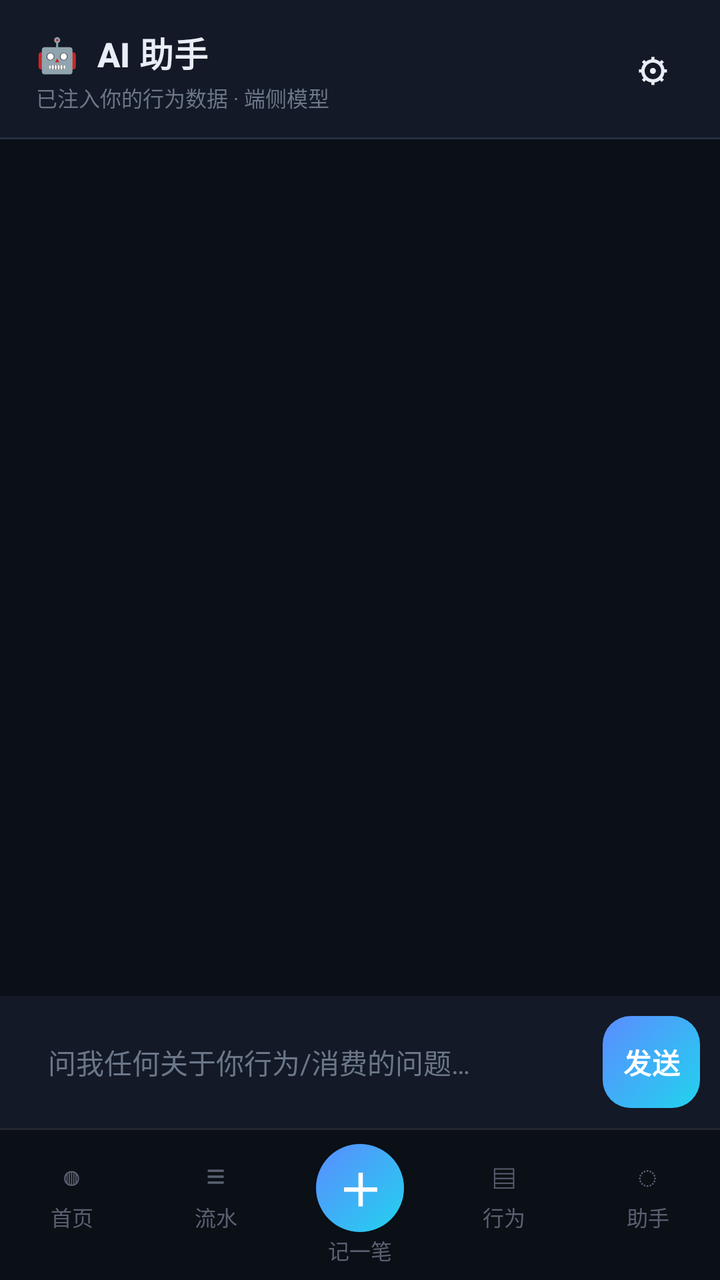
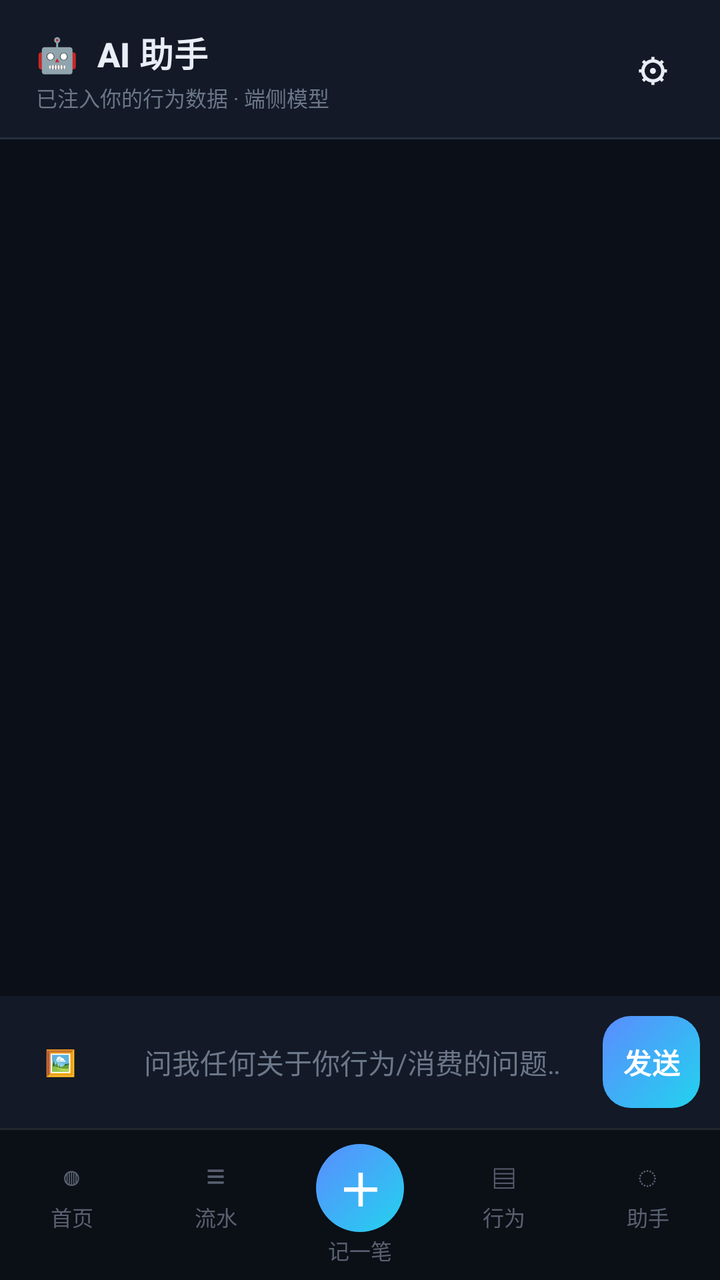

Compare the two renders of this Android layout. The source of the first and the diff that turns it into the second are given below.
<!-- AndroidManifest.xml: application theme Theme.Trace -->
<!-- res/layout/activity_chat.xml -->
<?xml version="1.0" encoding="utf-8"?>
<LinearLayout xmlns:android="http://schemas.android.com/apk/res/android"
    android:layout_width="match_parent"
    android:layout_height="match_parent"
    android:orientation="vertical"
    android:background="?android:attr/colorBackground"
    android:fitsSystemWindows="true">

    
    <LinearLayout
        android:layout_width="match_parent"
        android:layout_height="wrap_content"
        android:orientation="horizontal"
        android:gravity="center_vertical"
        android:background="?attr/colorSurface"
        android:paddingStart="18dp"
        android:paddingEnd="12dp"
        android:paddingTop="14dp"
        android:paddingBottom="12dp">

        <LinearLayout
            android:layout_width="0dp"
            android:layout_height="wrap_content"
            android:layout_weight="1"
            android:orientation="vertical">

            <TextView
                android:layout_width="wrap_content"
                android:layout_height="wrap_content"
                style="@style/Text.Trace.Section"
                android:text="🤖  AI 助手" />

            <TextView
                android:id="@+id/tvChatSubtitle"
                android:layout_width="wrap_content"
                android:layout_height="wrap_content"
                android:text="已注入你的行为数据 · 端侧模型"
                android:textSize="10.5sp"
                android:layout_marginTop="2dp"
                android:textColor="@color/text_3" />
        </LinearLayout>

        <Button
            android:id="@+id/btnChatSettings"
            style="@style/Widget.Trace.Button.Tonal"
            android:layout_width="44dp"
            android:layout_height="40dp"
            android:text="⚙"
            android:textSize="16sp" />
    </LinearLayout>

    <View
        android:layout_width="match_parent"
        android:layout_height="1dp"
        android:background="@color/outline" />

    
    <ScrollView
        android:id="@+id/chatScroll"
        android:layout_width="match_parent"
        android:layout_height="0dp"
        android:layout_weight="1"
        android:fillViewport="true">

        <LinearLayout
            android:id="@+id/chatContainer"
            android:layout_width="match_parent"
            android:layout_height="wrap_content"
            android:orientation="vertical"
            android:padding="14dp" />
    </ScrollView>

    
    <LinearLayout
        android:layout_width="match_parent"
        android:layout_height="wrap_content"
        android:orientation="horizontal"
        android:background="?attr/colorSurface"
        android:padding="10dp"
        android:gravity="center_vertical">

        <EditText
            android:id="@+id/chatInput"
            android:layout_width="0dp"
            android:layout_height="46dp"
            android:layout_weight="1"
            android:hint="问我任何关于你行为/消费的问题…"
            android:textSize="14sp"
            android:textColor="@color/text"
            android:textColorHint="@color/text_3"
            android:background="@drawable/bubble_ai"
            android:paddingStart="14dp"
            android:paddingEnd="14dp"
            android:maxLines="1"
            android:inputType="text" />

        <Button
            android:id="@+id/btnSend"
            style="@style/Widget.Trace.Button.Primary"
            android:layout_width="wrap_content"
            android:layout_height="46dp"
            android:text="发送"
            android:layout_marginStart="8dp" />
    </LinearLayout>

    <include layout="@layout/view_bottom_nav" />
</LinearLayout>
<!-- res/layout/view_bottom_nav.xml (included above) -->
<?xml version="1.0" encoding="utf-8"?>
<LinearLayout xmlns:android="http://schemas.android.com/apk/res/android"
    android:layout_width="match_parent"
    android:layout_height="wrap_content"
    android:orientation="vertical"
    android:background="@color/nav_bg">

    <View
        android:layout_width="match_parent"
        android:layout_height="1dp"
        android:background="@color/glass_stroke" />

    <LinearLayout
        android:layout_width="match_parent"
        android:layout_height="wrap_content"
        android:orientation="horizontal"
        android:paddingTop="7dp"
        android:paddingBottom="7dp">

        <LinearLayout
            android:id="@+id/navHome"
            android:layout_width="0dp"
            android:layout_height="wrap_content"
            android:layout_weight="1"
            android:orientation="vertical"
            android:gravity="center"
            android:paddingTop="4dp"
            android:paddingBottom="4dp"
            android:clickable="true"
            android:focusable="true"
            android:background="?attr/selectableItemBackgroundBorderless">

            <TextView
                android:id="@+id/tvNavHomeIcon"
                android:layout_width="wrap_content"
                android:layout_height="wrap_content"
                android:text="◍"
                android:textSize="17sp"
                android:textColor="@color/nav_idle" />

            <TextView
                android:id="@+id/tvNavHomeLabel"
                android:layout_width="wrap_content"
                android:layout_height="wrap_content"
                android:text="首页"
                android:textSize="10.5sp"
                android:layout_marginTop="1dp"
                android:textColor="@color/nav_idle" />
        </LinearLayout>

        <LinearLayout
            android:id="@+id/navRecords"
            android:layout_width="0dp"
            android:layout_height="wrap_content"
            android:layout_weight="1"
            android:orientation="vertical"
            android:gravity="center"
            android:paddingTop="4dp"
            android:paddingBottom="4dp"
            android:clickable="true"
            android:focusable="true"
            android:background="?attr/selectableItemBackgroundBorderless">

            <TextView
                android:id="@+id/tvNavRecordsIcon"
                android:layout_width="wrap_content"
                android:layout_height="wrap_content"
                android:text="≡"
                android:textSize="17sp"
                android:textColor="@color/nav_idle" />

            <TextView
                android:id="@+id/tvNavRecordsLabel"
                android:layout_width="wrap_content"
                android:layout_height="wrap_content"
                android:text="流水"
                android:textSize="10.5sp"
                android:layout_marginTop="1dp"
                android:textColor="@color/nav_idle" />
        </LinearLayout>

        <LinearLayout
            android:id="@+id/navAdd"
            android:layout_width="0dp"
            android:layout_height="wrap_content"
            android:layout_weight="1"
            android:orientation="vertical"
            android:gravity="center"
            android:clickable="true"
            android:focusable="true"
            android:background="?attr/selectableItemBackgroundBorderless">

            <TextView
                android:layout_width="44dp"
                android:layout_height="44dp"
                android:background="@drawable/bg_nav_center"
                android:gravity="center"
                android:text="＋"
                android:textSize="22sp"
                android:textStyle="bold"
                android:textColor="@color/on_brand" />

            <TextView
                android:id="@+id/tvNavAddLabel"
                android:layout_width="wrap_content"
                android:layout_height="wrap_content"
                android:text="记一笔"
                android:textSize="10.5sp"
                android:layout_marginTop="1dp"
                android:textColor="@color/nav_idle" />
        </LinearLayout>

        <LinearLayout
            android:id="@+id/navBehavior"
            android:layout_width="0dp"
            android:layout_height="wrap_content"
            android:layout_weight="1"
            android:orientation="vertical"
            android:gravity="center"
            android:paddingTop="4dp"
            android:paddingBottom="4dp"
            android:clickable="true"
            android:focusable="true"
            android:background="?attr/selectableItemBackgroundBorderless">

            <TextView
                android:id="@+id/tvNavBehaviorIcon"
                android:layout_width="wrap_content"
                android:layout_height="wrap_content"
                android:text="▤"
                android:textSize="17sp"
                android:textColor="@color/nav_idle" />

            <TextView
                android:id="@+id/tvNavBehaviorLabel"
                android:layout_width="wrap_content"
                android:layout_height="wrap_content"
                android:text="行为"
                android:textSize="10.5sp"
                android:layout_marginTop="1dp"
                android:textColor="@color/nav_idle" />
        </LinearLayout>

        <LinearLayout
            android:id="@+id/navChat"
            android:layout_width="0dp"
            android:layout_height="wrap_content"
            android:layout_weight="1"
            android:orientation="vertical"
            android:gravity="center"
            android:paddingTop="4dp"
            android:paddingBottom="4dp"
            android:clickable="true"
            android:focusable="true"
            android:background="?attr/selectableItemBackgroundBorderless">

            <TextView
                android:id="@+id/tvNavChatIcon"
                android:layout_width="wrap_content"
                android:layout_height="wrap_content"
                android:text="◌"
                android:textSize="17sp"
                android:textColor="@color/nav_idle" />

            <TextView
                android:id="@+id/tvNavChatLabel"
                android:layout_width="wrap_content"
                android:layout_height="wrap_content"
                android:text="助手"
                android:textSize="10.5sp"
                android:layout_marginTop="1dp"
                android:textColor="@color/nav_idle" />
        </LinearLayout>
    </LinearLayout>
</LinearLayout>
<!-- resources referenced by this layout -->
<resources>
  <color name="glass_stroke">#1AFFFFFF</color>
  <color name="nav_bg">#F20B0F17</color>
  <color name="nav_idle">#8A9AA6BC</color>
  <color name="on_brand">#FFFFFF</color>
  <color name="outline">#263041</color>
  <color name="text">#E9EDF7</color>
  <color name="text_3">#6B7789</color>
  <!-- drawable bg_nav_center (drawable) -->
  <?xml version="1.0" encoding="utf-8"?>
  <shape xmlns:android="http://schemas.android.com/apk/res/android" android:shape="oval">
      <gradient
          android:angle="135"
          android:startColor="@color/accent"
          android:endColor="@color/accent_2"
          android:type="linear" />
      <size android:width="44dp" android:height="44dp" />
  </shape>
  <!-- drawable bubble_ai (drawable) -->
  <?xml version="1.0" encoding="utf-8"?>
  <shape xmlns:android="http://schemas.android.com/apk/res/android">
      <solid android:color="@color/surface"/>
      <corners android:radius="16dp" android:topLeftRadius="4dp"/>
  </shape>
  <style name="Text.Trace.Section" parent="TextAppearance.Material3.TitleSmall">
          <item name="android:textSize">17sp</item>
          <item name="android:textStyle">bold</item>
          <item name="android:letterSpacing">0.01</item>
          <item name="android:textColor">@color/text</item>
      </style>
  <color name="accent">#22D3EE</color>
  <color name="accent_2">#5B8CFF</color>
  <color name="surface">#131926</color>
  <!-- drawable bg_cta (drawable) -->
  <?xml version="1.0" encoding="utf-8"?>
  <shape xmlns:android="http://schemas.android.com/apk/res/android" android:shape="rectangle">
      <gradient
          android:angle="135"
          android:startColor="@color/accent"
          android:endColor="@color/accent_2"
          android:type="linear" />
      <corners android:radius="14dp" />
  </shape>
  <color name="glass_strong">#17FFFFFF</color>
  <color name="brand_500">#4C8DFF</color>
  <color name="brand_container">#16273F</color>
  <color name="on_brand_container">#9CC6FF</color>
  <color name="amber_500">#FFB86B</color>
  <color name="amber_container">#3A2A12</color>
  <color name="on_amber_container">#FFD9A8</color>
  <color name="bg">#0B0F17</color>
  <color name="surface_variant">#1B2231</color>
  <color name="text_2">#9AA6BC</color>
  <style name="Widget.Trace.Card" parent="Widget.Material3.CardView.Outlined">
          <item name="cardBackgroundColor">@color/glass</item>
          <item name="cardCornerRadius">18dp</item>
          <item name="cardElevation">0dp</item>
          <item name="strokeColor">@color/glass_stroke</item>
          <item name="strokeWidth">1dp</item>
          <item name="cardPreventCornerOverlap">true</item>
          <item name="cardUseCompatPadding">false</item>
      </style>
  <color name="glass">#0FFFFFFF</color>
  <!-- unchanged entries left out for length: 3 -->
</resources>

<!-- the commit's change to res/layout/activity_chat.xml (unified diff, before → after) -->
@@ -74,33 +74,86 @@
     <LinearLayout
         android:layout_width="match_parent"
         android:layout_height="wrap_content"
-        android:orientation="horizontal"
+        android:orientation="vertical"
         android:background="?attr/colorSurface"
-        android:padding="10dp"
-        android:gravity="center_vertical">
-
-        <EditText
-            android:id="@+id/chatInput"
-            android:layout_width="0dp"
-            android:layout_height="46dp"
-            android:layout_weight="1"
-            android:hint="问我任何关于你行为/消费的问题…"
-            android:textSize="14sp"
-            android:textColor="@color/text"
-            android:textColorHint="@color/text_3"
-            android:background="@drawable/bubble_ai"
-            android:paddingStart="14dp"
-            android:paddingEnd="14dp"
-            android:maxLines="1"
-            android:inputType="text" />
-
-        <Button
-            android:id="@+id/btnSend"
-            style="@style/Widget.Trace.Button.Primary"
-            android:layout_width="wrap_content"
-            android:layout_height="46dp"
-            android:text="发送"
-            android:layout_marginStart="8dp" />
+        android:padding="10dp">
+
+        
+        <LinearLayout
+            android:id="@+id/attachBar"
+            android:layout_width="match_parent"
+            android:layout_height="wrap_content"
+            android:orientation="horizontal"
+            android:gravity="center_vertical"
+            android:paddingBottom="8dp"
+            android:visibility="gone">
+
+            <ImageView
+                android:id="@+id/attachThumb"
+                android:layout_width="56dp"
+                android:layout_height="56dp"
+                android:background="@drawable/bg_inset"
+                android:scaleType="centerCrop"
+                android:contentDescription="待发送的图片" />
+
+            <TextView
+                android:id="@+id/attachHint"
+                style="@style/Text.Trace.Meta"
+                android:layout_width="0dp"
+                android:layout_height="wrap_content"
+                android:layout_weight="1"
+                android:layout_marginStart="10dp"
+                android:text="带图提问会交给视觉模型看图（数据不出手机）" />
+
+            <Button
+                android:id="@+id/btnAttachClear"
+                style="@style/Widget.Trace.Button.Tonal"
+                android:layout_width="wrap_content"
+                android:layout_height="36dp"
+                android:minWidth="0dp"
+                android:text="✕" />
+        </LinearLayout>
+
+        <LinearLayout
+            android:layout_width="match_parent"
+            android:layout_height="wrap_content"
+            android:orientation="horizontal"
+            android:gravity="center_vertical">
+
+            <Button
+                android:id="@+id/btnAttach"
+                style="@style/Widget.Trace.Button.Tonal"
+                android:layout_width="wrap_content"
+                android:layout_height="46dp"
+                android:minWidth="0dp"
+                android:paddingStart="12dp"
+                android:paddingEnd="12dp"
+                android:text="🖼" />
+
+            <EditText
+                android:id="@+id/chatInput"
+                android:layout_width="0dp"
+                android:layout_height="46dp"
+                android:layout_weight="1"
+                android:layout_marginStart="8dp"
+                android:hint="问我任何关于你行为/消费的问题…（可带一张图）"
+                android:textSize="14sp"
+                android:textColor="@color/text"
+                android:textColorHint="@color/text_3"
+                android:background="@drawable/bubble_ai"
+                android:paddingStart="14dp"
+                android:paddingEnd="14dp"
+                android:maxLines="1"
+                android:inputType="text" />
+
+            <Button
+                android:id="@+id/btnSend"
+                style="@style/Widget.Trace.Button.Primary"
+                android:layout_width="wrap_content"
+                android:layout_height="46dp"
+                android:text="发送"
+                android:layout_marginStart="8dp" />
+        </LinearLayout>
     </LinearLayout>
 
     <include layout="@layout/view_bottom_nav" />
<!-- resource entries referenced after the edit -->
@@ -7,6 +7,12 @@
   <color name="outline">#263041</color>
   <color name="text">#E9EDF7</color>
   <color name="text_3">#6B7789</color>
+  <!-- drawable bg_inset (drawable) -->
+  <?xml version="1.0" encoding="utf-8"?>
+  <shape xmlns:android="http://schemas.android.com/apk/res/android" android:shape="rectangle">
+      <solid android:color="@color/surface_variant" />
+      <corners android:radius="12dp" />
+  </shape>
   <!-- drawable bg_nav_center (drawable) -->
   <?xml version="1.0" encoding="utf-8"?>
   <shape xmlns:android="http://schemas.android.com/apk/res/android" android:shape="oval">
@@ -23,6 +29,11 @@
       <solid android:color="@color/surface"/>
       <corners android:radius="16dp" android:topLeftRadius="4dp"/>
   </shape>
+  <style name="Text.Trace.Meta" parent="TextAppearance.Material3.BodySmall">
+          <item name="android:textSize">11.5sp</item>
+          <item name="android:lineSpacingExtra">4dp</item>
+          <item name="android:textColor">@color/text_3</item>
+      </style>
   <style name="Text.Trace.Section" parent="TextAppearance.Material3.TitleSmall">
           <item name="android:textSize">17sp</item>
           <item name="android:textStyle">bold</item>
